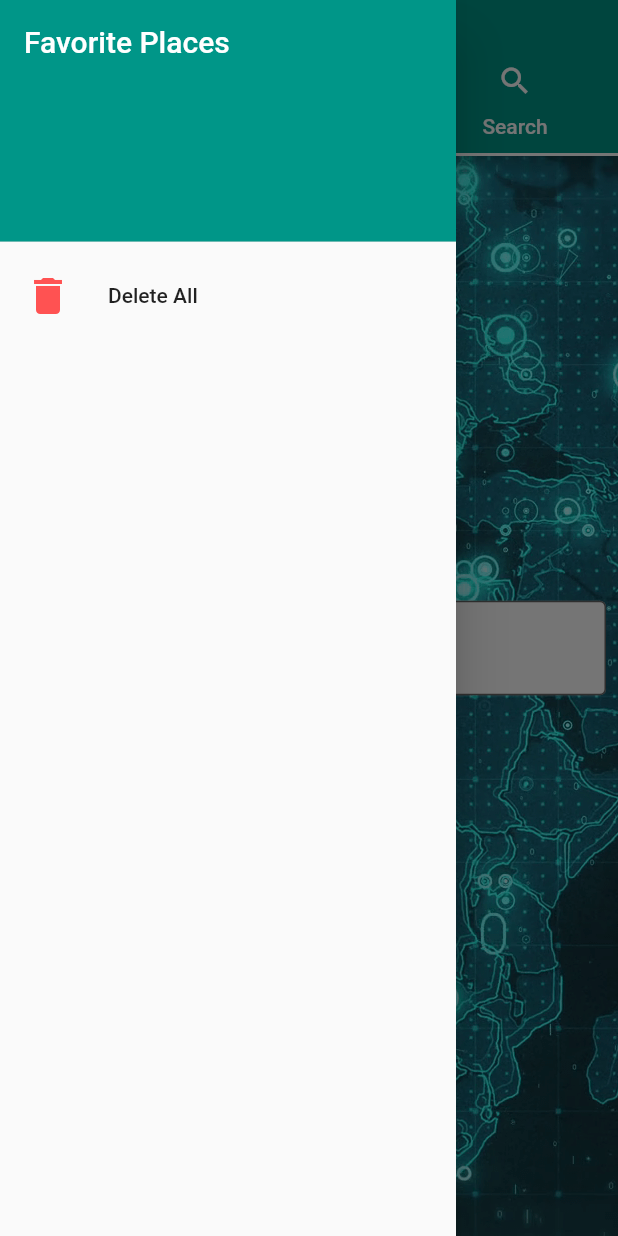
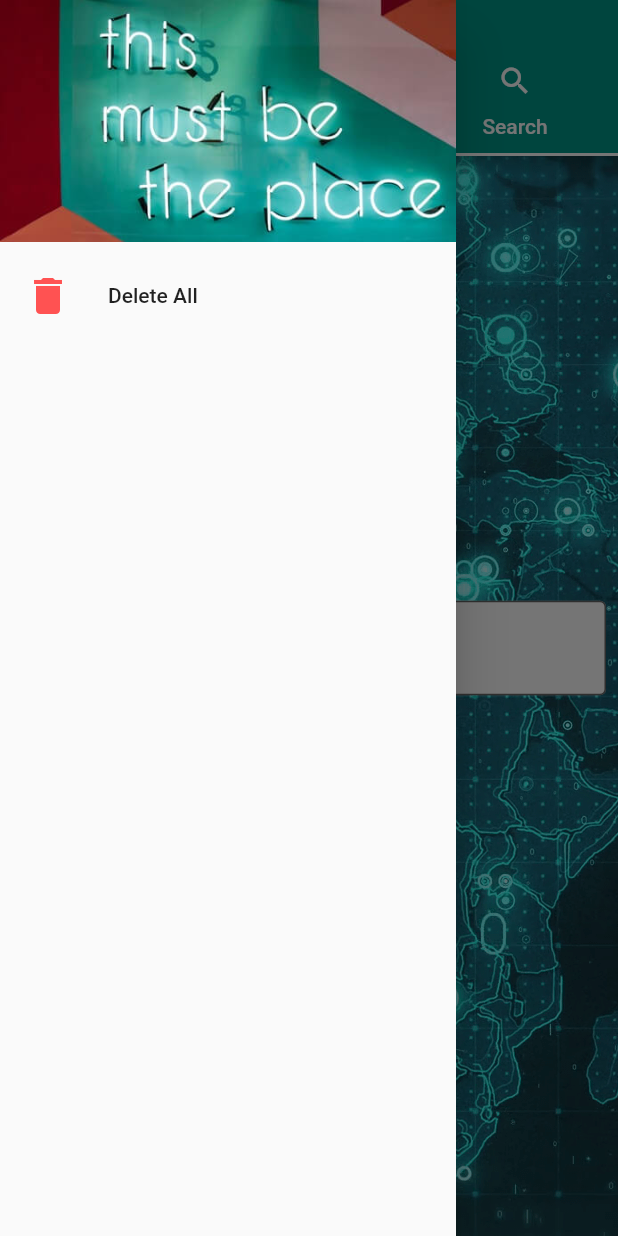
Before and after one commit to HoussemTN/localizator, a Flutter app: the screen it shows after launch, tab 3 chosen, with the side drawer open, on a phone screen of 412 x 824 dp. Run offline on Flutter 3.47's test engine with Material 2 defaults, Android fonts, the phone set to English and light mode, and no system bars; our stand-ins replace flutter_map, fluttertoast, geolocator, latlong, permission_handler, shared_preferences; missing offline and left inert: app_settings; network calls fail.

Commit message:
App Name Changed

```diff
--- a/lib/Widgets/Weather.dart
+++ b/lib/Widgets/Weather.dart
@@ -94,7 +94,7 @@ class Weather extends StatelessWidget {
                             width: MediaQuery.of(context).size.width / 12,
                             height: MediaQuery.of(context).size.height,
                           ),
-                          Text('${new DateFormat.Hm().format(weather.sunset)}',
+                          Text(' ${new DateFormat.Hm().format(weather.sunset)}',
                               style: new TextStyle(
                                   color: Colors.black, fontSize: 16.0)),
                         ],
@@ -126,7 +126,7 @@ class Weather extends StatelessWidget {
                               Icons.gps_fixed,
                               color: Colors.white,
                             ),
-                            Text(
+                            Text(' '+
                               weather.name,
                               style: new TextStyle(
                                 color: Colors.white,
@@ -202,7 +202,7 @@ class Weather extends StatelessWidget {
                               height: MediaQuery.of(context).size.height,
                             ),
                             Text(
-                                '${'Temp : ' + weather.temp.toStringAsFixed(2)}°C',
+                                ' ${'Temp: ' + weather.temp.toStringAsFixed(2)}°C',
                                 style: new TextStyle(
                                     color: Colors.black, fontSize: 16.0)),
                           ],
@@ -226,7 +226,7 @@ class Weather extends StatelessWidget {
                               height: MediaQuery.of(context).size.height,
                             ),
                             Text(
-                                '${'Humidity : ' + weather.humidity.toString()} %',
+                                ' ${'Humidity: '+ weather.humidity.toString()} %',
                                 style: new TextStyle(
                                     color: Colors.black, fontSize: 16.0)),
                           ],
@@ -256,7 +256,7 @@ class Weather extends StatelessWidget {
                               height: MediaQuery.of(context).size.height,
                             ),
                             Text(
-                                '${'Wind : ' + weather.windSpeed.floor().toString()} km/h',
+                                ' ${'Wind: ' + weather.windSpeed.floor().toString()} km/h',
                                 style: new TextStyle(
                                     color: Colors.black, fontSize: 16.0)),
                           ],
@@ -280,7 +280,7 @@ class Weather extends StatelessWidget {
                               height: MediaQuery.of(context).size.height,
                             ),
                             Text(
-                                '${'Pressure : ' + weather.pressure.toString()}',
+                                ' ${'Pressure : ' + weather.pressure.toString()}',
                                 style: new TextStyle(
                                     color: Colors.black, fontSize: 16.0)),
                           ],
--- a/lib/views/DrawerView.dart
+++ b/lib/views/DrawerView.dart
@@ -93,10 +93,14 @@ class DrawerViewState extends State<DrawerView> {
       child: ListView(padding: EdgeInsets.zero, children: <Widget>[
         DrawerHeader(
           child: Text(
-            'Favorite Places',
+            '',
             style: TextStyle(fontSize: 20.0, color: Colors.white),
           ),
           decoration: BoxDecoration(
+            image: DecorationImage(
+              image: AssetImage('images/drawerHeader.jpg'),
+              fit: BoxFit.cover,
+            ),
             color: Colors.teal,
           ),
         ),
--- a/lib/views/TabsView.dart
+++ b/lib/views/TabsView.dart
@@ -36,7 +36,7 @@ class _TabsState extends State<TabsView>{
         child: Scaffold(
             appBar: AppBar(
               centerTitle: true,
-              title: Text('Localizator'),
+              title: Text('Locativity'),
               bottom: TabBar(tabs: <Widget>[
                 //Tab(icon: Icon(Icons.home), text: 'Home'),
                 new Container(
--- a/lib/views/splashView.dart
+++ b/lib/views/splashView.dart
@@ -40,7 +40,7 @@ class _SplashViewState extends State<SplashView> {
           Center(
             child: Container(
               child: Text(
-                "Localizator",
+                "Locativity",
                 style: TextStyle(
                   fontSize: 28,
                 ),
--- a/pubspec.yaml
+++ b/pubspec.yaml
@@ -72,6 +72,7 @@ flutter:
   - images/wind.png
   - images/pressure.png
   - images/splash/splash.png
+  - images/drawerHeader.jpg
    # Day Wallpaper
   - images/weatherMain/01d.jpg
   - images/weatherMain/02d.jpg
```
Also changed, not shown: images/drawerHeader.jpg (added).
